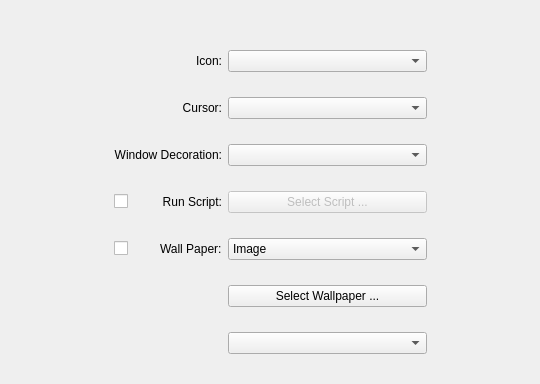
Before: the Qt Designer form src/settings/profiles/othersdialog.ui in baduhai/Koi, drawn with Qt 5.
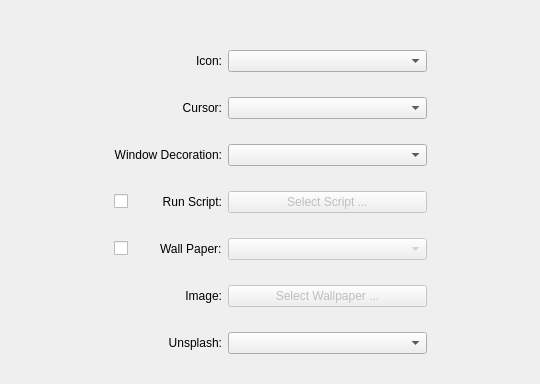
After: the same form once the commit is applied.

Commit message: adding unsplash UI for wallpaper

Diff of the .ui file:
```diff
--- a/src/settings/profiles/othersdialog.ui
+++ b/src/settings/profiles/othersdialog.ui
@@ -104,7 +104,7 @@
      <item row="9" column="2" colspan="2">
       <widget class="QPushButton" name="wallPicBtn">
        <property name="enabled">
-        <bool>true</bool>
+        <bool>false</bool>
        </property>
        <property name="text">
         <string>Select Wallpaper ...</string>
@@ -113,16 +113,9 @@
      </item>
      <item row="8" column="2" colspan="2">
       <widget class="QComboBox" name="wallTypeBox">
-       <item>
-        <property name="text">
-         <string>Image</string>
-        </property>
-       </item>
-       <item>
-        <property name="text">
-         <string>Unsplash</string>
-        </property>
-       </item>
+       <property name="enabled">
+        <bool>false</bool>
+       </property>
       </widget>
      </item>
      <item row="8" column="1">
@@ -162,6 +155,26 @@
        </property>
       </widget>
      </item>
+     <item row="10" column="1">
+      <widget class="QLabel" name="unsplashLabel">
+       <property name="text">
+        <string>Unsplash:</string>
+       </property>
+       <property name="alignment">
+        <set>Qt::AlignRight|Qt::AlignTrailing|Qt::AlignVCenter</set>
+       </property>
+      </widget>
+     </item>
+     <item row="9" column="1">
+      <widget class="QLabel" name="imgLabel">
+       <property name="text">
+        <string>Image:</string>
+       </property>
+       <property name="alignment">
+        <set>Qt::AlignRight|Qt::AlignTrailing|Qt::AlignVCenter</set>
+       </property>
+      </widget>
+     </item>
     </layout>
    </item>
   </layout>
```
Left out of the diff: 6 changed lines with no effect on the pictures. The commit also changes 4 other files.
